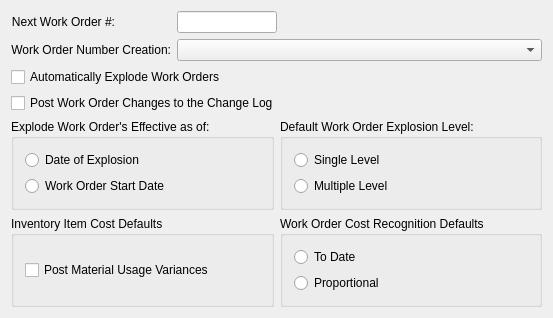
Before: the Qt Designer form xtuple/trunk/guiclient/configureWO.ui in WooodHead/xtuple, drawn with Qt 5.
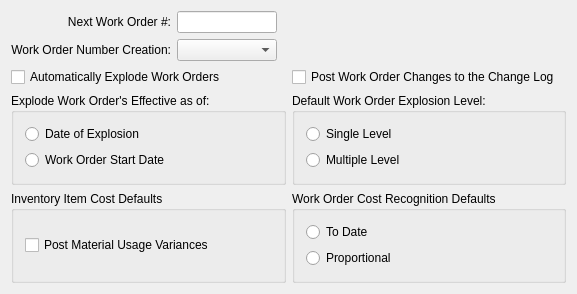
After: the same form once the commit is applied. Custom widgets are drawn as their Qt base class.

Commit message: Issue #12027:adjust layouts so xtmfg script can add widgets

```diff
--- a/xtuple/trunk/guiclient/configureWO.ui
+++ b/xtuple/trunk/guiclient/configureWO.ui
@@ -13,14 +13,18 @@
    <rect>
     <x>0</x>
     <y>0</y>
-    <width>553</width>
+    <width>577</width>
     <height>294</height>
    </rect>
   </property>
   <property name="windowTitle">
    <string>W/O Module Configuration</string>
   </property>
-  <layout class="QFormLayout" name="formLayout">
+  <layout class="QVBoxLayout" name="verticalLayout">
+   <item>
+    <layout class="QHBoxLayout" name="horizontalLayout">
+     <item>
+      <layout class="QGridLayout" name="gridLayout_2">
    <item row="0" column="0">
     <widget class="QLabel" name="_nextWoNumLit">
      <property name="text">
@@ -60,7 +64,26 @@
    <item row="1" column="1">
     <widget class="XComboBox" name="_woNumGeneration"/>
    </item>
-   <item row="2" column="0" colspan="2">
+      </layout>
+     </item>
+     <item>
+      <spacer name="horizontalSpacer">
+       <property name="orientation">
+        <enum>Qt::Horizontal</enum>
+       </property>
+       <property name="sizeHint" stdset="0">
+        <size>
+         <width>40</width>
+         <height>20</height>
+        </size>
+       </property>
+      </spacer>
+     </item>
+    </layout>
+   </item>
+   <item>
+    <layout class="QGridLayout" name="gridLayout_3">
+     <item row="0" column="0">
     <widget class="QCheckBox" name="_autoExplode">
      <property name="enabled">
       <bool>true</bool>
@@ -70,14 +93,16 @@
      </property>
     </widget>
    </item>
-   <item row="3" column="0" colspan="2">
+     <item row="0" column="1">
     <widget class="QCheckBox" name="_workOrderChangeLog">
      <property name="text">
       <string>Post Work Order Changes to the Change Log</string>
      </property>
     </widget>
    </item>
-   <item row="4" column="0" colspan="2">
+    </layout>
+   </item>
+   <item>
     <layout class="QGridLayout" name="gridLayout">
      <item row="0" column="0">
       <widget class="QGroupBox" name="_explodeEffectiveGroup">
@@ -174,17 +199,17 @@
  <layoutdefault spacing="6" margin="11"/>
  <pixmapfunction>qPixmapFromMimeSource</pixmapfunction>
  <customwidgets>
+  <customwidget>
+   <class>XComboBox</class>
+   <extends>QComboBox</extends>
+   <header>xcombobox.h</header>
+  </customwidget>
   <customwidget>
    <class>XLineEdit</class>
    <extends>QLineEdit</extends>
    <header>xlineedit.h</header>
    <container>1</container>
   </customwidget>
-  <customwidget>
-   <class>XComboBox</class>
-   <extends>QComboBox</extends>
-   <header>xcombobox.h</header>
-  </customwidget>
  </customwidgets>
  <tabstops>
   <tabstop>_nextWoNumber</tabstop>
```
Lines whose indentation alone changed are shown as unchanged.
